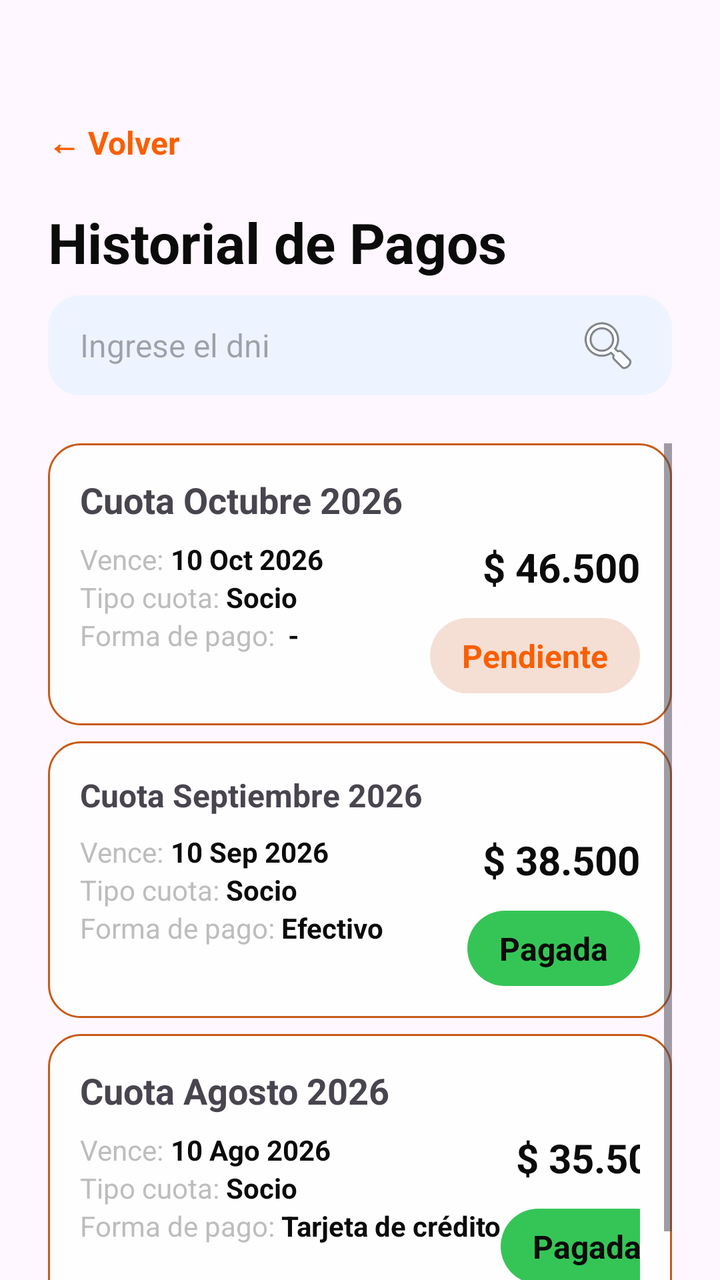
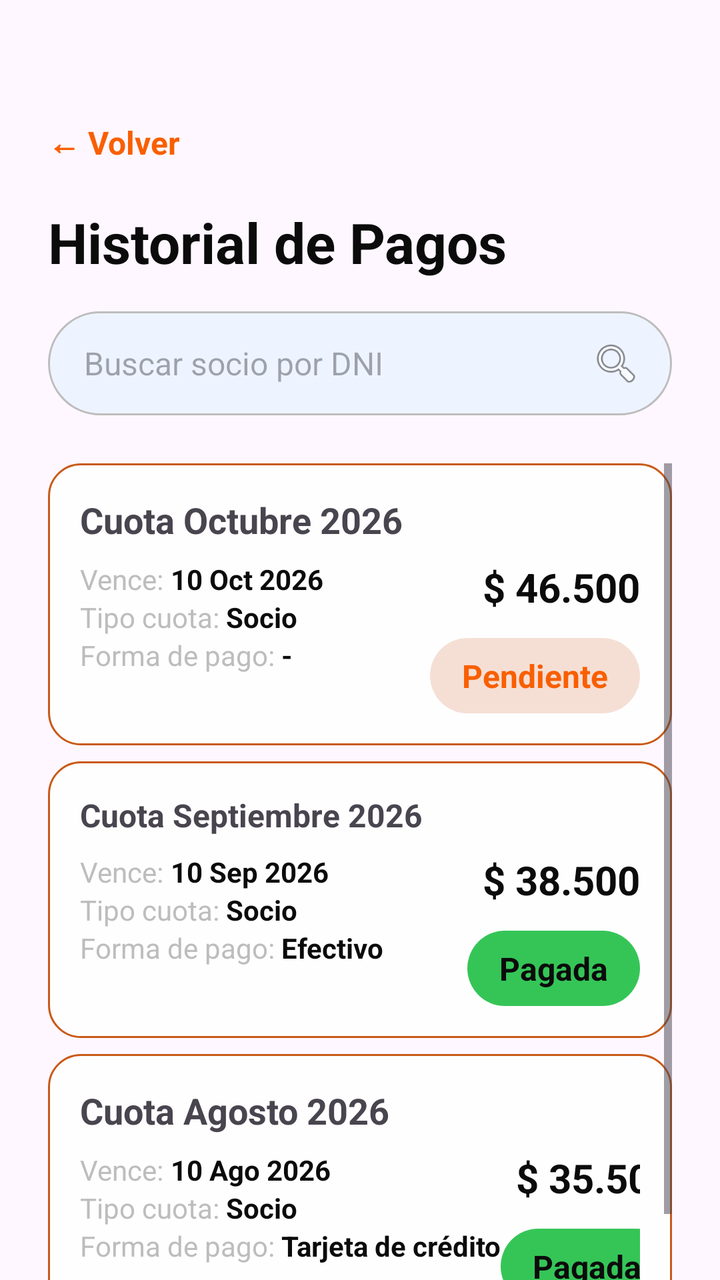

Two renders of the same Android screen: before a commit and after it. Below are the layout's source before the change and the commit's diff.
<!-- AndroidManifest.xml: application theme Theme.ClubFocus -->
<!-- res/layout/activity_listado_pago.xml -->
<?xml version="1.0" encoding="utf-8"?>
<LinearLayout
    xmlns:android="http://schemas.android.com/apk/res/android"
    android:layout_width="match_parent"
    android:layout_height="match_parent"
    android:orientation="vertical"
    android:paddingHorizontal="24dp"
    android:paddingTop="60dp">

    <TextView
        android:id="@+id/txtVolver"
        android:layout_width="wrap_content"
        android:layout_height="wrap_content"
        android:text="@string/btn_volver"
        android:textColor="@color/primary"
        android:textSize="16sp"
        android:textStyle="bold"
        android:layout_marginBottom="20dp"/>

    <TextView
        android:layout_width="wrap_content"
        android:layout_height="wrap_content"
        android:text="Historial de Pagos"
        android:textColor="@color/black"
        android:textSize="28sp"
        android:textStyle="bold"
        android:layout_marginBottom="8dp"/>

    <EditText
        android:id="@+id/etBuscador"
        style="@style/InputSearch"
        android:hint="Ingrese el dni"
        android:inputType="number"
        android:imeOptions="actionSearch"
        android:layout_marginBottom="24dp"
        />
    <ScrollView
        android:layout_width="match_parent"
        android:layout_height="0dp"
        android:layout_weight="1">

        <LinearLayout
            android:layout_width="match_parent"
            android:layout_height="wrap_content"
            android:orientation="vertical">

            <LinearLayout
                android:layout_width="match_parent"
                android:layout_height="wrap_content"
                android:layout_marginBottom="8dp"
                android:background="@drawable/bg_borde_card"
                android:paddingHorizontal="16dp"
                android:paddingVertical="8dp"
                android:padding="16dp"
                android:orientation="vertical">

                <TextView
                    android:id="@+id/txtCuota"
                    android:layout_width="wrap_content"
                    android:layout_height="wrap_content"
                    android:layout_marginBottom="8dp"
                    android:text="Cuota Octubre 2026"
                    android:textSize="18sp"
                    android:textStyle="bold" />

                <LinearLayout
                    android:layout_width="match_parent"
                    android:layout_height="wrap_content"
                    android:orientation="horizontal">
                    <LinearLayout
                        android:layout_width="wrap_content"
                        android:layout_height="wrap_content"
                        android:orientation="vertical">

                        <LinearLayout
                            android:layout_width="wrap_content"
                            android:layout_height="wrap_content"
                            android:orientation="horizontal">
                            <TextView
                                android:layout_width="wrap_content"
                                android:layout_height="wrap_content"
                                android:text="Vence: "
                                android:textColor="@color/disabled"
                                android:textSize="14sp" />
                            <TextView
                                android:id="@+id/txtVenc"
                                android:layout_width="wrap_content"
                                android:layout_height="wrap_content"
                                android:text="10 Oct 2026"
                                android:textColor="@color/black"
                                android:textSize="14sp"
                                android:textStyle="bold"/>
                        </LinearLayout>
                        <LinearLayout
                            android:layout_width="wrap_content"
                            android:layout_height="wrap_content"
                            android:orientation="horizontal">
                            <TextView
                                android:layout_width="wrap_content"
                                android:layout_height="wrap_content"
                                android:text="Tipo cuota: "
                                android:textColor="@color/disabled"
                                android:textSize="14sp"
                                />
                            <TextView
                                android:id="@+id/txtTipoCuota"
                                android:layout_width="wrap_content"
                                android:layout_height="wrap_content"
                                android:text="Socio"
                                android:textColor="@color/black"
                                android:textSize="14sp"
                                android:textStyle="bold"/>
                        </LinearLayout>
                        <LinearLayout
                            android:layout_width="wrap_content"
                            android:layout_height="wrap_content"
                            android:orientation="horizontal">
                            <TextView
                                android:layout_width="wrap_content"
                                android:layout_height="wrap_content"
                                android:text="Forma de pago: "
                                android:textColor="@color/disabled"
                                android:textSize="14sp"
                                />
                            <TextView
                                android:id="@+id/txtMedioPago"
                                android:layout_width="wrap_content"
                                android:layout_height="wrap_content"
                                android:text=" - "
                                android:textColor="@color/black"
                                android:textSize="14sp"
                                android:textStyle="bold"/>
                        </LinearLayout>

                    </LinearLayout>

                    <Space
                        android:layout_width="0dp"
                        android:layout_height="1dp"
                        android:layout_weight="1" />

                    <LinearLayout
                        android:layout_width="wrap_content"
                        android:layout_height="wrap_content"
                        android:orientation="vertical"
                        android:layout_gravity="center">
                        <TextView
                            android:layout_width="match_parent"
                            android:layout_height="wrap_content"
                            android:text="$ 46.500"
                            android:textColor="@color/black"
                            android:textSize="20sp"
                            android:textStyle="bold"
                            android:gravity="right"
                            android:layout_marginBottom="12dp"/>
                        <TextView
                            style="@style/labelWarning"
                            android:layout_width="wrap_content"
                            android:layout_height="wrap_content"
                            android:text="Pendiente"
                            android:textColor="@color/primary"
                            android:textSize="16sp" />
                    </LinearLayout>
                </LinearLayout>

            </LinearLayout>

            <LinearLayout
                android:layout_width="match_parent"
                android:layout_height="wrap_content"
                android:layout_marginBottom="8dp"
                android:background="@drawable/bg_borde_card"
                android:paddingHorizontal="16dp"
                android:paddingVertical="8dp"
                android:padding="16dp"
                android:orientation="vertical">

                <TextView
                    android:layout_width="wrap_content"
                    android:layout_height="wrap_content"
                    android:layout_marginBottom="8dp"
                    android:text="Cuota Septiembre 2026"
                    android:textSize="16sp"
                    android:textStyle="bold" />

                <LinearLayout
                    android:layout_width="match_parent"
                    android:layout_height="wrap_content"
                    android:orientation="horizontal">

                    <LinearLayout
                        android:layout_width="wrap_content"
                        android:layout_height="wrap_content"
                        android:orientation="vertical">

                        <LinearLayout
                            android:layout_width="wrap_content"
                            android:layout_height="wrap_content"
                            android:orientation="horizontal">
                            <TextView
                                android:layout_width="wrap_content"
                                android:layout_height="wrap_content"
                                android:text="Vence: "
                                android:textColor="@color/disabled"
                                android:textSize="14sp" />
                            <TextView
                                android:layout_width="wrap_content"
                                android:layout_height="wrap_content"
                                android:text="10 Sep 2026"
                                android:textColor="@color/black"
                                android:textSize="14sp"
                                android:textStyle="bold"/>
                        </LinearLayout>
                        <LinearLayout
                            android:layout_width="wrap_content"
                            android:layout_height="wrap_content"
                            android:orientation="horizontal">
                            <TextView
                                android:layout_width="wrap_content"
                                android:layout_height="wrap_content"
                                android:text="Tipo cuota: "
                                android:textColor="@color/disabled"
                                android:textSize="14sp"
                                />
                            <TextView
                                android:layout_width="wrap_content"
                                android:layout_height="wrap_content"
                                android:text="Socio"
                                android:textColor="@color/black"
                                android:textSize="14sp"
                                android:textStyle="bold"/>
                        </LinearLayout>
                        <LinearLayout
                            android:layout_width="wrap_content"
                            android:layout_height="wrap_content"
                            android:orientation="horizontal">
                            <TextView
                                android:layout_width="wrap_content"
                                android:layout_height="wrap_content"
                                android:text="Forma de pago: "
                                android:textColor="@color/disabled"
                                android:textSize="14sp"
                                />
                            <TextView
                                android:layout_width="wrap_content"
                                android:layout_height="wrap_content"
                                android:text="Efectivo"
                                android:textColor="@color/black"
                                android:textSize="14sp"
                                android:textStyle="bold"/>
                        </LinearLayout>

                    </LinearLayout>

                    <Space
                        android:layout_width="0dp"
                        android:layout_height="1dp"
                        android:layout_weight="1" />

                    <LinearLayout
                        android:layout_width="wrap_content"
                        android:layout_height="wrap_content"
                        android:orientation="vertical"
                        android:layout_gravity="center">
                        <TextView
                            android:layout_width="match_parent"
                            android:layout_height="wrap_content"
                            android:text="$ 38.500"
                            android:textColor="@color/black"
                            android:textSize="20sp"
                            android:textStyle="bold"
                            android:gravity="right"
                            android:layout_marginBottom="12dp"/>
                        <TextView
                            style="@style/labelSuccess"
                            android:layout_width="wrap_content"
                            android:layout_height="wrap_content"
                            android:text="Pagada"
                            android:textColor="@color/black"
                            android:textSize="16sp" />
                    </LinearLayout>

                </LinearLayout>

            </LinearLayout>

            <LinearLayout
                android:layout_width="match_parent"
                android:layout_height="wrap_content"
                android:layout_marginBottom="8dp"
                android:background="@drawable/bg_borde_card"
                android:paddingHorizontal="16dp"
                android:paddingVertical="8dp"
                android:padding="16dp"
                android:orientation="vertical">

                <TextView
                    android:layout_width="wrap_content"
                    android:layout_height="wrap_content"
                    android:layout_marginBottom="8dp"
                    android:text="Cuota Agosto 2026"
                    android:textSize="18sp"
                    android:textStyle="bold" />

                <LinearLayout
                    android:layout_width="match_parent"
                    android:layout_height="wrap_content"
                    android:orientation="horizontal">

                    <LinearLayout
                        android:layout_width="wrap_content"
                        android:layout_height="wrap_content"
                        android:orientation="vertical">

                        <LinearLayout
                            android:layout_width="wrap_content"
                            android:layout_height="wrap_content"
                            android:orientation="horizontal">
                            <TextView
                                android:layout_width="wrap_content"
                                android:layout_height="wrap_content"
                                android:text="Vence: "
                                android:textColor="@color/disabled"
                                android:textSize="14sp" />
                            <TextView
                                android:layout_width="wrap_content"
                                android:layout_height="wrap_content"
                                android:text="10 Ago 2026"
                                android:textColor="@color/black"
                                android:textSize="14sp"
                                android:textStyle="bold"/>
                        </LinearLayout>
                        <LinearLayout
                            android:layout_width="wrap_content"
                            android:layout_height="wrap_content"
                            android:orientation="horizontal">
                            <TextView
                                android:layout_width="wrap_content"
                                android:layout_height="wrap_content"
                                android:text="Tipo cuota: "
                                android:textColor="@color/disabled"
                                android:textSize="14sp"
                                />
                            <TextView
                                android:layout_width="wrap_content"
                                android:layout_height="wrap_content"
                                android:text="Socio"
                                android:textColor="@color/black"
                                android:textSize="14sp"
                                android:textStyle="bold"/>
                        </LinearLayout>
                        <LinearLayout
                            android:layout_width="wrap_content"
                            android:layout_height="wrap_content"
                            android:orientation="horizontal">
                            <TextView
                                android:layout_width="wrap_content"
                                android:layout_height="wrap_content"
                                android:text="Forma de pago: "
                                android:textColor="@color/disabled"
                                android:textSize="14sp"
                                />
                            <TextView
                                android:layout_width="wrap_content"
                                android:layout_height="wrap_content"
                                android:text="Tarjeta de crédito"
                                android:textColor="@color/black"
                                android:textSize="14sp"
                                android:textStyle="bold"/>
                        </LinearLayout>

                    </LinearLayout>

                    <Space
                        android:layout_width="0dp"
                        android:layout_height="1dp"
                        android:layout_weight="1" />

                    <LinearLayout
                        android:layout_width="wrap_content"
                        android:layout_height="wrap_content"
                        android:orientation="vertical"
                        android:layout_gravity="center">
                        <TextView
                            android:layout_width="match_parent"
                            android:layout_height="wrap_content"
                            android:text="$ 35.500"
                            android:textColor="@color/black"
                            android:textSize="20sp"
                            android:textStyle="bold"
                            android:gravity="right"
                            android:layout_marginBottom="12dp"/>
                        <TextView
                            style="@style/labelSuccess"
                            android:layout_width="wrap_content"
                            android:layout_height="wrap_content"
                            android:text="Pagada"
                            android:textColor="@color/black"
                            android:textSize="16sp" />
                    </LinearLayout>

                </LinearLayout>

            </LinearLayout>


        </LinearLayout>

    </ScrollView>





</LinearLayout>
<!-- resources referenced by this layout -->
<resources>
  <color name="black">#0B0B0B</color>
  <color name="disabled">#BDBDBD</color>
  <color name="primary">#f95f00</color>
  <!-- drawable bg_borde_card (drawable) -->
  <?xml version="1.0" encoding="utf-8"?>
  <shape xmlns:android="http://schemas.android.com/apk/res/android"
      android:shape="rectangle">
  
      <solid android:color="@color/white" />
  
      <stroke
          android:width="1dp"
          android:color="@color/secondary" />
  
      <corners android:radius="16dp" />
  
  </shape>
  <string name="btn_volver">← Volver</string>
  <style name="InputSearch">
          <item name="android:layout_width">match_parent</item>
          <item name="android:layout_height">50dp</item>
          <item name="android:background">@drawable/bg_search</item>
          <item name="android:paddingHorizontal">16dp</item>
          <item name="android:layout_marginBottom">16dp</item>
          <item name="android:textColor">@color/black</item>
          <item name="android:textSize">16sp</item>
          <item name="android:drawableEnd">@android:drawable/ic_menu_search</item>
          <item name="android:drawablePadding">8dp</item>
      </style>
  <style name="labelSuccess">
          <item name="android:layout_width">wrap_content</item>
          <item name="android:layout_height">wrap_content</item>
          <item name="android:textColor">@color/success</item>
          <item name="android:textStyle">bold</item>
          <item name="android:background">@drawable/label_success</item>
          <item name="android:gravity">center</item>
      </style>
  <style name="labelWarning">
          <item name="android:layout_width">wrap_content</item>
          <item name="android:layout_height">wrap_content</item>
          <item name="android:textColor">@color/secondary</item>
          <item name="android:textStyle">bold</item>
          <item name="android:background">@drawable/label_warning</item>
          <item name="android:gravity">center</item>
      </style>
  <style name="Theme.ClubFocus" parent="Base.Theme.ClubFocus" />
  <color name="white">#FEFEFE</color>
  <color name="secondary">#C85A17</color>
  <!-- drawable bg_search (drawable) -->
  <?xml version="1.0" encoding="utf-8"?>
  <shape xmlns:android="http://schemas.android.com/apk/res/android"
      android:shape="rectangle">
  
      <solid android:color="#EEF4FF" />
  
      <corners android:radius="16dp" />
  
  </shape>
  <color name="success">#35C557</color>
  <!-- drawable label_success (drawable) -->
  <?xml version="1.0" encoding="utf-8"?>
  <shape xmlns:android="http://schemas.android.com/apk/res/android">
      <solid android:color="@color/success" />
  
      <corners android:radius="32dp" />
  
      <padding
          android:left="16dp"
          android:top="8dp"
          android:right="16dp"
          android:bottom="8dp" />
  </shape>
  <!-- drawable label_warning (drawable) -->
  <?xml version="1.0" encoding="utf-8"?>
  <shape xmlns:android="http://schemas.android.com/apk/res/android">
      <solid android:color="@color/warning" />
  
      <corners android:radius="32dp" />
  
      <padding
          android:left="16dp"
          android:top="8dp"
          android:right="16dp"
          android:bottom="8dp" />
  </shape>
  <style name="Base.Theme.ClubFocus" parent="Theme.Material3.DayNight.NoActionBar">
          
          
      </style>
  <color name="warning">#F5DFD5</color>
</resources>

<!-- the commit's change to res/layout/activity_listado_pago.xml (unified diff, before → after) -->
@@ -7,6 +7,7 @@
     android:paddingHorizontal="24dp"
     android:paddingTop="60dp">
 
+    
     <TextView
         android:id="@+id/txtVolver"
         android:layout_width="wrap_content"
@@ -15,8 +16,9 @@
         android:textColor="@color/primary"
         android:textSize="16sp"
         android:textStyle="bold"
-        android:layout_marginBottom="20dp"/>
-
+        android:layout_marginBottom="20dp" />
+
+    
     <TextView
         android:layout_width="wrap_content"
         android:layout_height="wrap_content"
@@ -24,16 +26,45 @@
         android:textColor="@color/black"
         android:textSize="28sp"
         android:textStyle="bold"
-        android:layout_marginBottom="8dp"/>
-
-    <EditText
-        android:id="@+id/etBuscador"
-        style="@style/InputSearch"
-        android:hint="Ingrese el dni"
-        android:inputType="number"
-        android:imeOptions="actionSearch"
+        android:layout_marginBottom="16dp" />
+
+    
+    <LinearLayout
+        android:layout_width="match_parent"
+        android:layout_height="52dp"
         android:layout_marginBottom="24dp"
-        />
+        android:orientation="horizontal"
+        android:gravity="center_vertical"
+        android:background="@drawable/bg_card_carnet"
+        android:paddingStart="14dp"
+        android:paddingEnd="4dp">
+
+        <EditText
+            android:id="@+id/etBuscador"
+            android:layout_width="0dp"
+            android:layout_height="match_parent"
+            android:layout_weight="1"
+            android:hint="Buscar socio por DNI"
+            android:inputType="number"
+            android:imeOptions="actionSearch"
+            android:background="@android:color/transparent"
+            android:paddingStart="4dp"
+            android:paddingEnd="8dp"
+            android:textSize="16sp" />
+
+        <ImageView
+            android:id="@+id/btnBuscar"
+            android:layout_width="48dp"
+            android:layout_height="48dp"
+            android:src="@android:drawable/ic_menu_search"
+            android:padding="11dp"
+            android:clickable="true"
+            android:focusable="true"
+            android:contentDescription="Buscar socio" />
+
+    </LinearLayout>
+
+    
     <ScrollView
         android:layout_width="match_parent"
         android:layout_height="0dp"
@@ -44,13 +75,12 @@
             android:layout_height="wrap_content"
             android:orientation="vertical">
 
+            
             <LinearLayout
                 android:layout_width="match_parent"
                 android:layout_height="wrap_content"
                 android:layout_marginBottom="8dp"
                 android:background="@drawable/bg_borde_card"
-                android:paddingHorizontal="16dp"
-                android:paddingVertical="8dp"
                 android:padding="16dp"
                 android:orientation="vertical">
 
@@ -67,6 +97,7 @@
                     android:layout_width="match_parent"
                     android:layout_height="wrap_content"
                     android:orientation="horizontal">
+
                     <LinearLayout
                         android:layout_width="wrap_content"
                         android:layout_height="wrap_content"
@@ -76,12 +107,14 @@
                             android:layout_width="wrap_content"
                             android:layout_height="wrap_content"
                             android:orientation="horizontal">
+
                             <TextView
                                 android:layout_width="wrap_content"
                                 android:layout_height="wrap_content"
                                 android:text="Vence: "
                                 android:textColor="@color/disabled"
                                 android:textSize="14sp" />
+
                             <TextView
                                 android:id="@+id/txtVenc"
                                 android:layout_width="wrap_content"
@@ -89,19 +122,22 @@
                                 android:text="10 Oct 2026"
                                 android:textColor="@color/black"
                                 android:textSize="14sp"
-                                android:textStyle="bold"/>
-                        </LinearLayout>
-                        <LinearLayout
-                            android:layout_width="wrap_content"
-                            android:layout_height="wrap_content"
-                            android:orientation="horizontal">
+                                android:textStyle="bold" />
+
+                        </LinearLayout>
+
+                        <LinearLayout
+                            android:layout_width="wrap_content"
+                            android:layout_height="wrap_content"
+                            android:orientation="horizontal">
+
                             <TextView
                                 android:layout_width="wrap_content"
                                 android:layout_height="wrap_content"
                                 android:text="Tipo cuota: "
                                 android:textColor="@color/disabled"
-                                android:textSize="14sp"
-                                />
+                                android:textSize="14sp" />
+
                             <TextView
                                 android:id="@+id/txtTipoCuota"
                                 android:layout_width="wrap_content"
@@ -109,27 +145,31 @@
                                 android:text="Socio"
                                 android:textColor="@color/black"
                                 android:textSize="14sp"
-                                android:textStyle="bold"/>
-                        </LinearLayout>
-                        <LinearLayout
-                            android:layout_width="wrap_content"
-                            android:layout_height="wrap_content"
-                            android:orientation="horizontal">
+                                android:textStyle="bold" />
+
+                        </LinearLayout>
+
+                        <LinearLayout
+                            android:layout_width="wrap_content"
+                            android:layout_height="wrap_content"
+                            android:orientation="horizontal">
+
                             <TextView
                                 android:layout_width="wrap_content"
                                 android:layout_height="wrap_content"
                                 android:text="Forma de pago: "
                                 android:textColor="@color/disabled"
-                                android:textSize="14sp"
-                                />
+                                android:textSize="14sp" />
+
                             <TextView
                                 android:id="@+id/txtMedioPago"
                                 android:layout_width="wrap_content"
                                 android:layout_height="wrap_content"
-                                android:text=" - "
-                                android:textColor="@color/black"
-                                android:textSize="14sp"
-                                android:textStyle="bold"/>
+                                android:text="-"
+                                android:textColor="@color/black"
+                                android:textSize="14sp"
+                                android:textStyle="bold" />
+
                         </LinearLayout>
 
                     </LinearLayout>
@@ -144,6 +184,7 @@
                         android:layout_height="wrap_content"
                         android:orientation="vertical"
                         android:layout_gravity="center">
+
                         <TextView
                             android:layout_width="match_parent"
                             android:layout_height="wrap_content"
@@ -152,7 +193,8 @@
                             android:textSize="20sp"
                             android:textStyle="bold"
                             android:gravity="right"
-                            android:layout_marginBottom="12dp"/>
+                            android:layout_marginBottom="12dp" />
+
                         <TextView
                             style="@style/labelWarning"
                             android:layout_width="wrap_content"
@@ -160,18 +202,19 @@
                             android:text="Pendiente"
                             android:textColor="@color/primary"
                             android:textSize="16sp" />
-                    </LinearLayout>
+
+                    </LinearLayout>
+
                 </LinearLayout>
 
             </LinearLayout>
 
+            
             <LinearLayout
                 android:layout_width="match_parent"
                 android:layout_height="wrap_content"
                 android:layout_marginBottom="8dp"
                 android:background="@drawable/bg_borde_card"
-                android:paddingHorizontal="16dp"
-                android:paddingVertical="8dp"
                 android:padding="16dp"
                 android:orientation="vertical">
 
@@ -197,57 +240,66 @@
                             android:layout_width="wrap_content"
                             android:layout_height="wrap_content"
                             android:orientation="horizontal">
+
                             <TextView
                                 android:layout_width="wrap_content"
                                 android:layout_height="wrap_content"
                                 android:text="Vence: "
                                 android:textColor="@color/disabled"
                                 android:textSize="14sp" />
+
                             <TextView
                                 android:layout_width="wrap_content"
                                 android:layout_height="wrap_content"
                                 android:text="10 Sep 2026"
                                 android:textColor="@color/black"
                                 android:textSize="14sp"
-                                android:textStyle="bold"/>
-                        </LinearLayout>
-                        <LinearLayout
-                            android:layout_width="wrap_content"
-                            android:layout_height="wrap_content"
-                            android:orientation="horizontal">
+                                android:textStyle="bold" />
+
+                        </LinearLayout>
+
+                        <LinearLayout
+                            android:layout_width="wrap_content"
+                            android:layout_height="wrap_content"
+                            android:orientation="horizontal">
+
                             <TextView
                                 android:layout_width="wrap_content"
                                 android:layout_height="wrap_content"
                                 android:text="Tipo cuota: "
                                 android:textColor="@color/disabled"
-                                android:textSize="14sp"
-                                />
+                                android:textSize="14sp" />
+
                             <TextView
                                 android:layout_width="wrap_content"
                                 android:layout_height="wrap_content"
                                 android:text="Socio"
                                 android:textColor="@color/black"
                                 android:textSize="14sp"
-                                android:textStyle="bold"/>
-                        </LinearLayout>
-                        <LinearLayout
-                            android:layout_width="wrap_content"
-                            android:layout_height="wrap_content"
-                            android:orientation="horizontal">
+                                android:textStyle="bold" />
+
+                        </LinearLayout>
+
+                        <LinearLayout
+                            android:layout_width="wrap_content"
+                            android:layout_height="wrap_content"
+                            android:orientation="horizontal">
+
                             <TextView
                                 android:layout_width="wrap_content"
                                 android:layout_height="wrap_content"
                                 android:text="Forma de pago: "
                                 android:textColor="@color/disabled"
-                                android:textSize="14sp"
-                                />
+                                android:textSize="14sp" />
+
                             <TextView
                                 android:layout_width="wrap_content"
                                 android:layout_height="wrap_content"
                                 android:text="Efectivo"
                                 android:textColor="@color/black"
                                 android:textSize="14sp"
-                                android:textStyle="bold"/>
+                                android:textStyle="bold" />
+
                         </LinearLayout>
 
                     </LinearLayout>
@@ -262,6 +314,7 @@
                         android:layout_height="wrap_content"
                         android:orientation="vertical"
                         android:layout_gravity="center">
+
                         <TextView
                             android:layout_width="match_parent"
                             android:layout_height="wrap_content"
@@ -270,7 +323,8 @@
                             android:textSize="20sp"
                             android:textStyle="bold"
                             android:gravity="right"
-                            android:layout_marginBottom="12dp"/>
+                            android:layout_marginBottom="12dp" />
+
                         <TextView
                             style="@style/labelSuccess"
                             android:layout_width="wrap_content"
@@ -278,19 +332,19 @@
                             android:text="Pagada"
                             android:textColor="@color/black"
                             android:textSize="16sp" />
+
                     </LinearLayout>
 
                 </LinearLayout>
 
             </LinearLayout>
 
+            
             <LinearLayout
                 android:layout_width="match_parent"
                 android:layout_height="wrap_content"
                 android:layout_marginBottom="8dp"
                 android:background="@drawable/bg_borde_card"
-                android:paddingHorizontal="16dp"
-                android:paddingVertical="8dp"
                 android:padding="16dp"
                 android:orientation="vertical">
 
@@ -316,57 +370,66 @@
                             android:layout_width="wrap_content"
                             android:layout_height="wrap_content"
                             android:orientation="horizontal">
+
                             <TextView
                                 android:layout_width="wrap_content"
                                 android:layout_height="wrap_content"
                                 android:text="Vence: "
                                 android:textColor="@color/disabled"
                                 android:textSize="14sp" />
+
                             <TextView
                                 android:layout_width="wrap_content"
                                 android:layout_height="wrap_content"
                                 android:text="10 Ago 2026"
                                 android:textColor="@color/black"
                                 android:textSize="14sp"
-                                android:textStyle="bold"/>
-                        </LinearLayout>
-                        <LinearLayout
-                            android:layout_width="wrap_content"
-                            android:layout_height="wrap_content"
-                            android:orientation="horizontal">
+                                android:textStyle="bold" />
+
+                        </LinearLayout>
+
+                        <LinearLayout
+                            android:layout_width="wrap_content"
+                            android:layout_height="wrap_content"
+                            android:orientation="horizontal">
+
                             <TextView
                                 android:layout_width="wrap_content"
                                 android:layout_height="wrap_content"
                                 android:text="Tipo cuota: "
                                 android:textColor="@color/disabled"
-                                android:textSize="14sp"
-                                />
+                                android:textSize="14sp" />
+
                             <TextView
                                 android:layout_width="wrap_content"
                                 android:layout_height="wrap_content"
                                 android:text="Socio"
                                 android:textColor="@color/black"
                                 android:textSize="14sp"
-                                android:textStyle="bold"/>
-                        </LinearLayout>
-                        <LinearLayout
-                            android:layout_width="wrap_content"
-                            android:layout_height="wrap_content"
-                            android:orientation="horizontal">
+                                android:textStyle="bold" />
+
+                        </LinearLayout>
+
+                        <LinearLayout
+                            android:layout_width="wrap_content"
+                            android:layout_height="wrap_content"
+                            android:orientation="horizontal">
+
                             <TextView
                                 android:layout_width="wrap_content"
                                 android:layout_height="wrap_content"
                                 android:text="Forma de pago: "
                                 android:textColor="@color/disabled"
-                                android:textSize="14sp"
-                                />
+                                android:textSize="14sp" />
+
                             <TextView
                                 android:layout_width="wrap_content"
                                 android:layout_height="wrap_content"
                                 android:text="Tarjeta de crédito"
                                 android:textColor="@color/black"
                                 android:textSize="14sp"
-                                android:textStyle="bold"/>
+                                android:textStyle="bold" />
+
                         </LinearLayout>
 
                     </LinearLayout>
@@ -381,6 +444,7 @@
                         android:layout_height="wrap_content"
                         android:orientation="vertical"
                         android:layout_gravity="center">
+
                         <TextView
                             android:layout_width="match_parent"
                             android:layout_height="wrap_content"
@@ -389,7 +453,8 @@
                             android:textSize="20sp"
                             android:textStyle="bold"
                             android:gravity="right"
-                            android:layout_marginBottom="12dp"/>
+                            android:layout_marginBottom="12dp" />
+
                         <TextView
                             style="@style/labelSuccess"
                             android:layout_width="wrap_content"
@@ -397,19 +462,15 @@
                             android:text="Pagada"
                             android:textColor="@color/black"
                             android:textSize="16sp" />
+
                     </LinearLayout>
 
                 </LinearLayout>
 
             </LinearLayout>
 
-
         </LinearLayout>
 
     </ScrollView>
 
-
-
-
-
 </LinearLayout>
<!-- resource entries referenced after the edit -->
@@ -17,18 +17,21 @@
       <corners android:radius="16dp" />
   
   </shape>
+  <!-- drawable bg_card_carnet (drawable) -->
+  <?xml version="1.0" encoding="utf-8"?>
+  <shape xmlns:android="http://schemas.android.com/apk/res/android"
+      android:shape="rectangle">
+  
+      <solid android:color="#EEF4FF" />
+  
+      <stroke
+          android:width="1dp"
+          android:color="@color/disabled" />
+  
+      <corners android:radius="26dp" />
+  
+  </shape>
   <string name="btn_volver">← Volver</string>
-  <style name="InputSearch">
-          <item name="android:layout_width">match_parent</item>
-          <item name="android:layout_height">50dp</item>
-          <item name="android:background">@drawable/bg_search</item>
-          <item name="android:paddingHorizontal">16dp</item>
-          <item name="android:layout_marginBottom">16dp</item>
-          <item name="android:textColor">@color/black</item>
-          <item name="android:textSize">16sp</item>
-          <item name="android:drawableEnd">@android:drawable/ic_menu_search</item>
-          <item name="android:drawablePadding">8dp</item>
-      </style>
   <style name="labelSuccess">
           <item name="android:layout_width">wrap_content</item>
           <item name="android:layout_height">wrap_content</item>
@@ -48,16 +51,6 @@
   <style name="Theme.ClubFocus" parent="Base.Theme.ClubFocus" />
   <color name="white">#FEFEFE</color>
   <color name="secondary">#C85A17</color>
-  <!-- drawable bg_search (drawable) -->
-  <?xml version="1.0" encoding="utf-8"?>
-  <shape xmlns:android="http://schemas.android.com/apk/res/android"
-      android:shape="rectangle">
-  
-      <solid android:color="#EEF4FF" />
-  
-      <corners android:radius="16dp" />
-  
-  </shape>
   <color name="success">#35C557</color>
   <!-- drawable label_success (drawable) -->
   <?xml version="1.0" encoding="utf-8"?>
